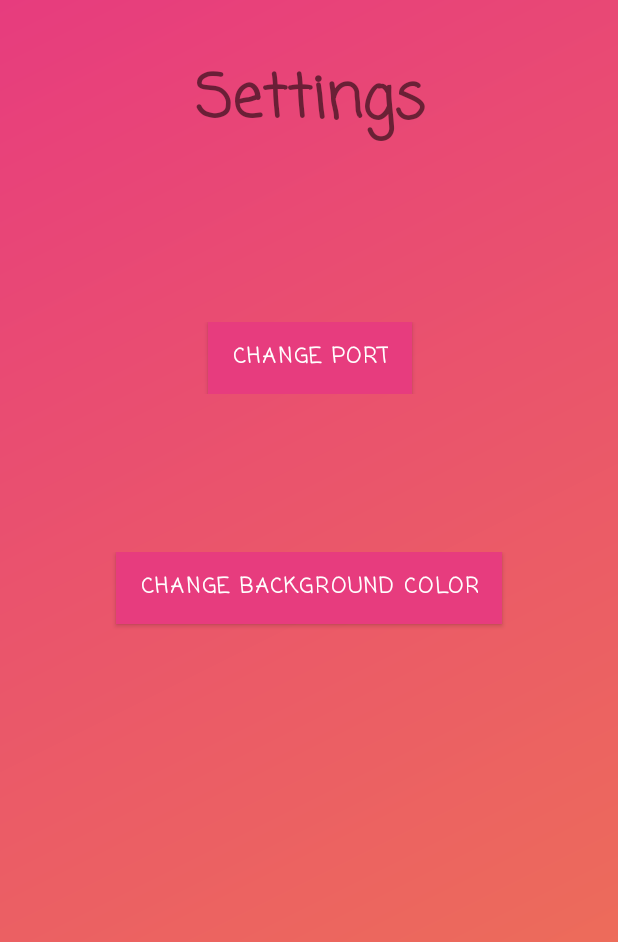
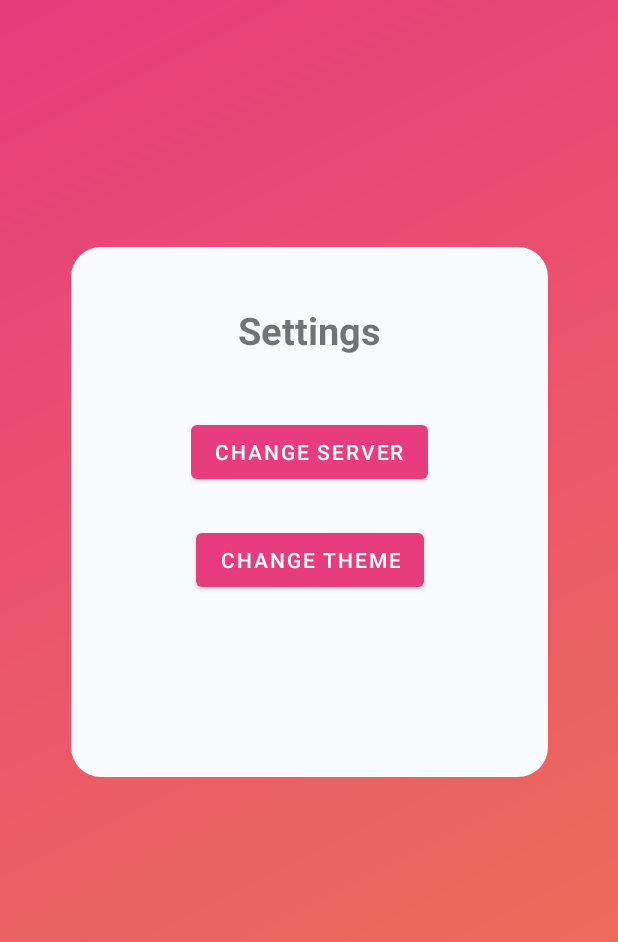
Before and after one commit to ShirinBazis/AndroidClient, an Android app: the Settings screen opened directly, with no data from a screen before it, on a phone screen of 412 x 824 dp. Shown: the top 942 px of the screen. Run offline under Robolectric (Android 15) with nearby library versions, the phone set to English and light mode, and no system bars.

Commit message:
updated "settings" activity

```diff
--- a/app/src/main/java/com/example/ex3/Ex3.java
+++ b/app/src/main/java/com/example/ex3/Ex3.java
@@ -5,6 +5,11 @@ import android.content.Context;
 
 public class Ex3 extends Application {
     public static Context context;
+    public static String server = "10.0.2.2:7290";
+
+    public static void changeServer(String newServer) {
+        server = newServer;
+    }
 
     @Override
     public void onCreate() {
--- a/app/src/main/java/com/example/ex3/form/Settings.java
+++ b/app/src/main/java/com/example/ex3/form/Settings.java
@@ -1,8 +1,13 @@
 package com.example.ex3.form;
 
 import androidx.appcompat.app.AppCompatActivity;
+
 import android.os.Bundle;
+import android.widget.Button;
+
 import com.example.ex3.R;
+import com.example.ex3.utill.ChangeServer;
+import com.example.ex3.utill.ChangeTheme;
 
 public class Settings extends AppCompatActivity {
 
@@ -10,5 +15,16 @@ public class Settings extends AppCompatActivity {
     protected void onCreate(Bundle savedInstanceState) {
         super.onCreate(savedInstanceState);
         setContentView(R.layout.activity_settings);
+        Button changeServer = findViewById(R.id.btnChangeServer);
+        Button changeTheme = findViewById(R.id.btnChangeTheme);
+        changeServer.setOnClickListener(v -> {
+            ChangeServer i = new ChangeServer();
+            i.show(getSupportFragmentManager(), "");
+        });
+        changeTheme.setOnClickListener(v -> {
+            ChangeTheme i = new ChangeTheme();
+            i.show(getSupportFragmentManager(), "");
+        });
     }
+
 }
--- a/app/src/main/java/com/example/ex3/res/api/ContactsAPI.java
+++ b/app/src/main/java/com/example/ex3/res/api/ContactsAPI.java
@@ -29,8 +29,9 @@ public class ContactsAPI {
     public ContactsAPI(MutableLiveData<List<Contact>> contactListData, ContactDao dao, String token) {
         this.ContactListData = contactListData;
         this.dao = dao;
+        String server = (AppDB.getInstance(Ex3.context).loggedUserDao()).getAll().get(0).getServer();
         retrofit = new Retrofit.Builder()
-                .baseUrl(Ex3.context.getString(R.string.BaseUrl)).client((
+                .baseUrl("http://" + server + "/api/").client((
                         new OkHttpClient.Builder()).addInterceptor(
                         chain -> chain.proceed(chain.request().newBuilder()
                                 .addHeader("Authorization", "Bearer " + token).build())).build())
--- a/app/src/main/java/com/example/ex3/res/api/WebServiceAPI.java
+++ b/app/src/main/java/com/example/ex3/res/api/WebServiceAPI.java
@@ -1,6 +1,4 @@
 package com.example.ex3.res.api;
-
-import android.util.JsonReader;
 
 import com.example.ex3.res.entities.Contact;
 import com.example.ex3.res.entities.Invitation;
--- a/app/src/main/java/com/example/ex3/res/dao/ContactDao.java
+++ b/app/src/main/java/com/example/ex3/res/dao/ContactDao.java
@@ -23,12 +23,6 @@ public interface ContactDao {
     @Insert
     void insertList(List<Contact> contacts);
 
-    //@Update
-    //void update(Post... posts);
-
-    //@Delete
-    //  void delete(Post... posts);
-
     @Query("DELETE FROM contact")
     void clear();
 }
--- a/app/src/main/java/com/example/ex3/res/dao/LoggedUserDao.java
+++ b/app/src/main/java/com/example/ex3/res/dao/LoggedUserDao.java
@@ -25,9 +25,6 @@ public interface LoggedUserDao {
     @Update
     void update(LoggedUser... loggedUser);
 
-    //@Delete
-    //  void delete(Post... posts);
-
     @Query("DELETE FROM loggedUser")
     void clear();
 }
--- /dev/null
+++ b/app/src/main/res/layout/activity_change_theme.xml
@@ -0,0 +1,6 @@
+<?xml version="1.0" encoding="utf-8"?>
+<androidx.constraintlayout.widget.ConstraintLayout xmlns:android="http://schemas.android.com/apk/res/android"
+    android:layout_width="match_parent"
+    android:layout_height="match_parent">
+
+</androidx.constraintlayout.widget.ConstraintLayout>
--- a/app/src/main/res/layout/activity_settings.xml
+++ b/app/src/main/res/layout/activity_settings.xml
@@ -4,73 +4,60 @@
     xmlns:tools="http://schemas.android.com/tools"
     android:layout_width="match_parent"
     android:layout_height="match_parent"
-    tools:context=".form.Settings"
-    android:background="@drawable/gradient_background">
+    android:background="@drawable/gradient_background"
+    tools:context=".form.Settings">
+
+    <androidx.constraintlayout.widget.ConstraintLayout
+        android:id="@+id/constraintLayout7"
+        android:layout_width="318dp"
+        android:layout_height="353dp"
+        android:background="@drawable/round_corners"
+        app:layout_constraintBottom_toBottomOf="parent"
+        app:layout_constraintEnd_toEndOf="parent"
+        app:layout_constraintStart_toStartOf="parent"
+        app:layout_constraintTop_toTopOf="parent"
+        app:layout_constraintVertical_bias="0.35000002">
 
         <TextView
-        android:id="@+id/editTextTextPersonName2"
+            android:id="@+id/tvSettings"
             android:layout_width="wrap_content"
             android:layout_height="wrap_content"
-        android:layout_gravity="center"
-        android:layout_marginBottom="80dp"
-        android:ems="10"
-        android:fontFamily="casual"
-        android:foregroundTint="#FFFFFF"
-        android:text="@string/settings_tvHeader"
-        android:textAlignment="center"
-        android:textSize="40sp"
+            android:text="@string/settings"
+            android:textSize="25sp"
             android:textStyle="bold"
-        app:layout_constraintBottom_toTopOf="@+id/linearLayout2"
+            app:layout_constraintBottom_toBottomOf="parent"
             app:layout_constraintEnd_toEndOf="parent"
             app:layout_constraintStart_toStartOf="parent"
-        app:layout_constraintTop_toTopOf="parent" />
+            app:layout_constraintTop_toTopOf="parent"
+            app:layout_constraintVertical_bias="0.120000005" />
 
-    <LinearLayout
-        android:id="@+id/linearLayout2"
-        android:layout_width="414dp"
-        android:layout_height="48dp"
-        android:orientation="vertical"
+        <androidx.constraintlayout.widget.ConstraintLayout
+            android:id="@+id/constraintLayout6"
+            android:layout_width="wrap_content"
+            android:layout_height="wrap_content"
+
             app:layout_constraintBottom_toBottomOf="parent"
             app:layout_constraintEnd_toEndOf="parent"
-        app:layout_constraintHorizontal_bias="0.363"
             app:layout_constraintStart_toStartOf="parent"
-        app:layout_constraintTop_toTopOf="parent"
-        app:layout_constraintVertical_bias="0.277">
+            app:layout_constraintTop_toBottomOf="@+id/tvSettings"
+            app:layout_constraintVertical_bias="0.25">
+
 
             <Button
-            android:id="@+id/btnChangePort"
+                android:id="@+id/btnChangeServer"
                 android:layout_width="wrap_content"
                 android:layout_height="wrap_content"
-            android:layout_gravity="center"
-            android:background="@color/pink"
-            android:fontFamily="casual"
-            android:gravity="center"
-            android:text="@string/settings_btnChangePort"
-            android:textStyle="bold" />
-    </LinearLayout>
-
-    <LinearLayout
-        android:id="@+id/linearLayout3"
-        android:layout_width="match_parent"
-        android:layout_height="52dp"
-        android:layout_marginBottom="404dp"
-        android:orientation="vertical"
-        app:layout_constraintBottom_toBottomOf="parent"
-        app:layout_constraintEnd_toEndOf="parent"
-        app:layout_constraintHorizontal_bias="1.0"
-        app:layout_constraintStart_toStartOf="parent"
-        app:layout_constraintTop_toBottomOf="@+id/linearLayout2"
-        app:layout_constraintVertical_bias="1.0">
+                android:text="@string/change_server" />
 
             <Button
-            android:id="@+id/btnChangeColor"
+                android:id="@+id/btnChangeTheme"
                 android:layout_width="wrap_content"
                 android:layout_height="wrap_content"
-            android:layout_gravity="center"
-            android:background="@color/pink"
-            android:fontFamily="casual"
-            android:text="@string/settings_btnChangeColor"
-            android:textStyle="bold" />
-    </LinearLayout>
-
+                android:layout_marginTop="24dp"
+                android:text="@string/change_theme"
+                app:layout_constraintEnd_toEndOf="parent"
+                app:layout_constraintStart_toStartOf="parent"
+                app:layout_constraintTop_toBottomOf="@+id/btnChangeServer" />
         </androidx.constraintlayout.widget.ConstraintLayout>
+    </androidx.constraintlayout.widget.ConstraintLayout>
+</androidx.constraintlayout.widget.ConstraintLayout>
--- a/app/src/main/res/values/strings.xml
+++ b/app/src/main/res/values/strings.xml
@@ -46,4 +46,8 @@
 
     <string name="hello_first_fragment">Hello first fragment</string>
     <string name="hello_second_fragment">Hello second fragment. Arg: %1$s</string>
+    <string name="login_btnSettings">login_btnSettings</string>
+    <string name="settings">Settings</string>
+    <string name="change_theme">Change theme</string>
+    <string name="change_server">Change server</string>
 </resources>
```
Also changed, not shown: app/src/main/java/com/example/ex3/form/Login.java (+7 -0 lines), app/src/main/java/com/example/ex3/res/api/UsersAPI.java (+5 -4 lines), app/src/main/java/com/example/ex3/utill/ChangeServer.java (added, +30 -0 lines), app/src/main/java/com/example/ex3/utill/ChangeTheme.java (added, +29 -0 lines), app/src/main/res/drawable-anydpi/ic_settings.xml (added, +11 -0 lines), app/src/main/res/layout/activity_change_server.xml (added, +14 -0 lines), app/src/main/res/layout/activity_login.xml (+13 -5 lines). Lines whose indentation alone changed are shown as unchanged.
